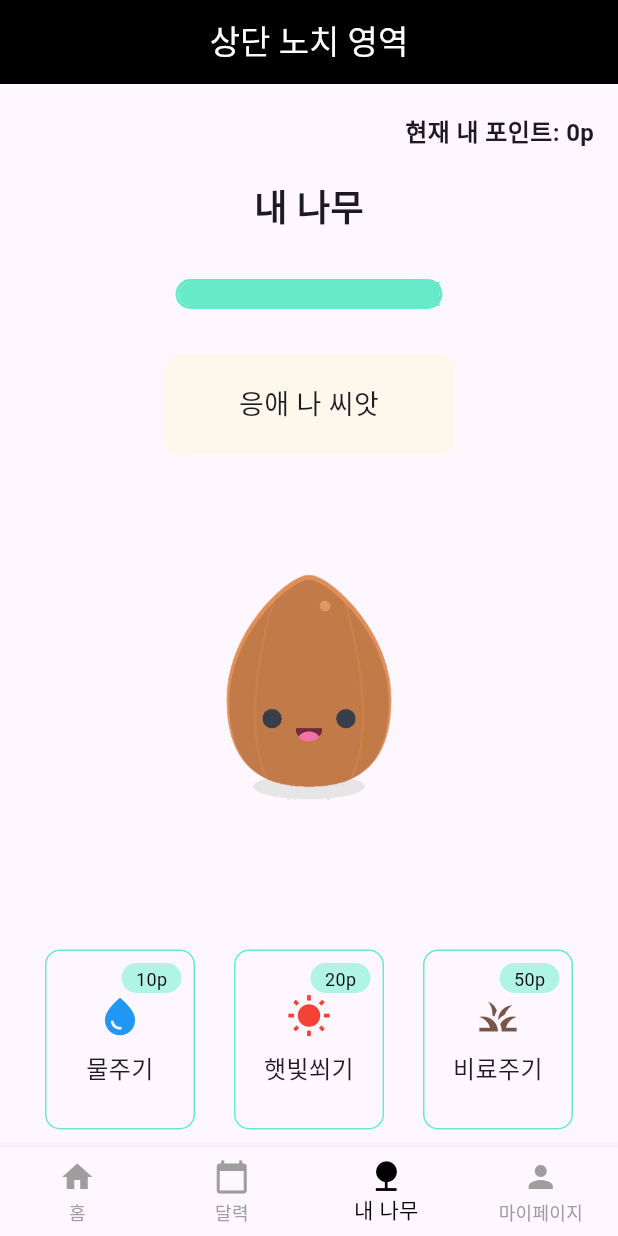
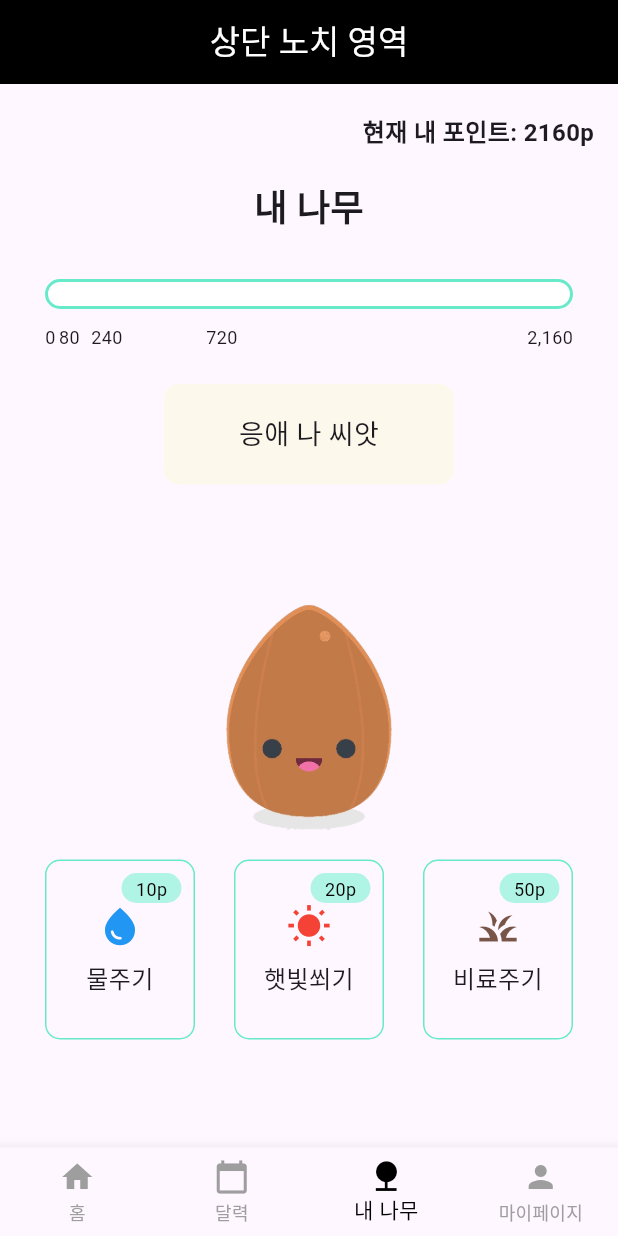
Before and after one commit to choimings/growing_tree, a Flutter app: the screen it shows after launch, on a phone screen of 412 x 824 dp. Run offline on Flutter 3.47's test engine with Material 3 defaults, Android fonts, the phone set to English and light mode, and no system bars.

Commit message:
state bar modify / point system add / level up logic

```diff
--- a/lib/tree_page.dart
+++ b/lib/tree_page.dart
@@ -1,6 +1,86 @@
 import 'package:flutter/material.dart';
 
-class TreePage extends StatelessWidget {
+class TreePage extends StatefulWidget {
+  @override
+  _TreePageState createState() => _TreePageState();
+}
+
+class _TreePageState extends State<TreePage> {
+  int points = 2160; // 초기 포인트
+  final int maxPoints = 2160; // 상태바의 최대 값
+  String treeState = "씨앗"; // 나무 상태
+  String message = "응애 나 씨앗"; // 상태 메시지
+  double progress = 0; // 상태바 게이지 (0.0 ~ 1.0)
+  final List<int> levelPoints = [80, 240, 720, 2160]; // 레벨업 기준점
+  int currentLevel = 0; // 현재 레벨 (0: 씨앗, 1: 새싹, 2: 나뭇가지, 3: 나무, 4: 꽃)
+
+  // 레벨업 모달 표시
+  void showLevelUpModal() {
+    showDialog(
+      context: context,
+      barrierDismissible: false, // 모달 외부 클릭 시 닫히지 않음
+      builder: (BuildContext context) {
+        return AlertDialog(
+          title: Text("레벨업"),
+          content: Text("레벨업하시겠습니까?"),
+          actions: [
+            ElevatedButton(
+              onPressed: () {
+                Navigator.pop(context);
+                levelUp();
+              },
+              child: Text("레벨업하기"),
+            ),
+          ],
+        );
+      },
+    );
+  }
+
+  // 레벨업 처리
+  void levelUp() {
+    setState(() {
+      if (currentLevel < levelPoints.length) {
+        currentLevel++; // 다음 레벨로 증가
+        switch (currentLevel) {
+          case 1:
+            treeState = "새싹";
+            message = "응애 나 새싹";
+            break;
+          case 2:
+            treeState = "나뭇가지";
+            message = "ㅎㅇ 난 나뭇가지";
+            break;
+          case 3:
+            treeState = "나무";
+            message = "후훗 난 나무";
+            break;
+          case 4:
+            treeState = "꽃";
+            message = "짜잔 난 꽃";
+            break;
+        }
+      }
+    });
+  }
+
+  // 포인트 사용 및 상태바 증가
+  void usePoints(int cost) {
+    if (points >= cost) {
+      setState(() {
+        points -= cost; // 포인트 차감
+        progress += cost / maxPoints; // 사용된 포인트 비율만큼 게이지 증가
+        if (progress > 1.0) progress = 1.0; // 상태바 최대값 제한
+
+        // 특정 지점에서만 레벨업 모달 표시
+        if (currentLevel < levelPoints.length &&
+            progress >= levelPoints[currentLevel] / maxPoints) {
+          showLevelUpModal();
+        }
+      });
+    }
+  }
+
   @override
   Widget build(BuildContext context) {
     return Scaffold(
@@ -11,57 +91,99 @@ class TreePage extends StatelessWidget {
       ),
       body: Column(
         children: [
-          SizedBox(height: 20), // 상단 여백
-          // 현재 내 포인트 텍스트
+          SizedBox(height: 20),
           Padding(
             padding: const EdgeInsets.symmetric(horizontal: 16.0),
             child: Align(
-              alignment: Alignment.centerRight, // 우측 상단에 배치
+              alignment: Alignment.centerRight,
               child: Text(
-                '현재 내 포인트: 0p',
+                '현재 내 포인트: ${points}p',
                 style: TextStyle(fontSize: 16, fontWeight: FontWeight.bold),
               ),
             ),
           ),
-          SizedBox(height: 20), // 간격 추가
+          SizedBox(height: 20),
           Text(
             '내 나무',
             style: TextStyle(fontSize: 24, fontWeight: FontWeight.bold),
           ),
-          SizedBox(height: 30), // 간격 추가
+          SizedBox(height: 30),
+          // 상태바
           // 상태바
           Padding(
             padding: const EdgeInsets.symmetric(horizontal: 30),
-            child: Container(
-              height: 20, // 상태바 전체 높이
+            child: Column(
+              crossAxisAlignment: CrossAxisAlignment.stretch,
+              children: [
+                // 상태바
+                Stack(
+                  children: [
+                    // 상태바 배경
+                    Container(
+                      height: 20,
                       decoration: BoxDecoration(
-                color: Colors.white, // 안 채워진 부분의 색상
+                        color: Colors.white,
                         border: Border.all(
-                  color: Color(0xFF67EACA), // 테두리 색상
-                  width: 2, // 테두리 두께
+                          color: Color(0xFF67EACA),
+                          width: 2,
                         ),
-                borderRadius: BorderRadius.circular(10), // 테두리 라운드 처리
+                        borderRadius: BorderRadius.circular(10),
                       ),
-              child: Stack(
-                children: [
-                  // 채운 부분
+                    ),
+                    // 채워진 부분
                     FractionallySizedBox(
-                    widthFactor: 0.5, // 상태바의 반 정도 채움 (50%)
+                      widthFactor: progress,
                       alignment: Alignment.centerLeft,
                       child: Container(
+                        height: 20,
                         decoration: BoxDecoration(
-                        color: Color(0xFF67EACA), // 채운 부분의 색상
+                          color: Color(0xFF67EACA),
                           borderRadius: BorderRadius.horizontal(
-                          left: Radius.circular(8), // 왼쪽 모서리 라운드 처리
+                            left: Radius.circular(8),
                           ),
                         ),
                       ),
                     ),
                   ],
                 ),
+                SizedBox(height: 10), // 상태바와 숫자 간격
+                // 상태바 아래 숫자
+                Container(
+                  height: 30, // 숫자 영역 높이
+                  child: Stack(
+                    children: [
+                      // 숫자 0
+                      Positioned(
+                        left: 0, // 상태바의 시작점
+                        child: Text("0", style: TextStyle(fontSize: 12)),
+                      ),
+                      // 숫자 80
+                      Positioned(
+                        left: MediaQuery.of(context).size.width * (80 / maxPoints)-6,
+                        child: Text("80", style: TextStyle(fontSize: 12)),
+                      ),
+                      // 숫자 240
+                      Positioned(
+                        left: MediaQuery.of(context).size.width * (240 / maxPoints)-15,
+                        child: Text("240", style: TextStyle(fontSize: 12)),
+                      ),
+                      // 숫자 720
+                      Positioned(
+                        left: MediaQuery.of(context).size.width * (720 / maxPoints)-30,
+                        child: Text("720", style: TextStyle(fontSize: 12)),
+                      ),
+                      // 숫자 2160
+                      Positioned(
+                        right: 0, // 상태바의 끝점
+                        child: Text("2,160", style: TextStyle(fontSize: 12)),
+                      ),
+                    ],
                   ),
                 ),
-          SizedBox(height: 30), // 간격 추가
+              ],
+            ),
+          ),
+          SizedBox(height: 10),
           // 텍스트 박스
           Container(
             padding: EdgeInsets.symmetric(vertical: 20, horizontal: 50),
@@ -70,17 +192,16 @@ class TreePage extends StatelessWidget {
               borderRadius: BorderRadius.circular(10),
             ),
             child: Text(
-              '응애 나 씨앗',
+              message,
               style: TextStyle(fontSize: 18),
             ),
           ),
           SizedBox(height: 80),
-          // 씨앗 이미지
+          // 나무 이미지
           Image.asset(
-            'assets/seed.png', // assets 폴더에 씨앗 이미지를 추가해야 합니다.
+            'assets/seed.png', // 상태에 따라 이미지 변경 가능
             height: 150,
           ),
-          SizedBox(height: 80), // 사진과 하단 버튼 사이의 간격을 10으로 설정
           // 하단 버튼들
           Padding(
             padding: const EdgeInsets.symmetric(horizontal: 30, vertical: 20),
@@ -92,30 +213,32 @@ class TreePage extends StatelessWidget {
                   points: '10p',
                   icon: Icons.water_drop,
                   iconColor: Colors.blue,
+                  onPressed: () => usePoints(10),
                 ),
                 ActionButton(
                   label: '햇빛쐬기',
                   points: '20p',
                   icon: Icons.wb_sunny,
                   iconColor: Colors.red,
+                  onPressed: () => usePoints(20),
                 ),
                 ActionButton(
                   label: '비료주기',
                   points: '50p',
                   icon: Icons.grass,
                   iconColor: Colors.brown,
+                  onPressed: () => usePoints(50),
                 ),
               ],
             ),
           ),
         ],
       ),
-      // 하단 메뉴
       bottomNavigationBar: BottomNavigationBar(
-        type: BottomNavigationBarType.fixed, // 모든 아이템 간 동일한 간격 유지
-        currentIndex: 2, // 현재 화면은 내 나무
-        selectedItemColor: Colors.black, // 선택된 아이콘과 텍스트 색상
-        unselectedItemColor: Colors.grey, // 선택되지 않은 아이콘과 텍스트 색상
+        type: BottomNavigationBarType.fixed,
+        currentIndex: 2,
+        selectedItemColor: Colors.black,
+        unselectedItemColor: Colors.grey,
         items: const [
           BottomNavigationBarItem(icon: Icon(Icons.home), label: '홈'),
           BottomNavigationBarItem(icon: Icon(Icons.calendar_today), label: '달력'),
@@ -132,6 +255,7 @@ class ActionButton extends StatelessWidget {
   final String points;
   final IconData icon;
   final Color iconColor;
+  final VoidCallback onPressed;
 
   const ActionButton({
     Key? key,
@@ -139,66 +263,57 @@ class ActionButton extends StatelessWidget {
     required this.points,
     required this.icon,
     required this.iconColor,
+    required this.onPressed,
   }) : super(key: key);
 
   @override
   Widget build(BuildContext context) {
-    return Container(
-      width: 100, // 고정된 너비
-      height: 120, // 고정된 높이
+    return GestureDetector(
+      onTap: onPressed,
+      child: Container(
+        width: 100,
+        height: 120,
         decoration: BoxDecoration(
-        border: Border.all(color: Color(0xFF67EACA)), // 테두리 색상
-        borderRadius: BorderRadius.circular(10), // 테두리 라운드
+          border: Border.all(color: Color(0xFF67EACA)),
+          borderRadius: BorderRadius.circular(10),
         ),
         child: Stack(
           children: [
-          // 카드 메인 콘텐츠
             Center(
               child: Column(
-              mainAxisAlignment: MainAxisAlignment.center, // 세로 중앙 정렬
-              crossAxisAlignment: CrossAxisAlignment.center, // 가로 중앙 정렬
+                mainAxisAlignment: MainAxisAlignment.center,
                 children: [
-                Icon(
-                  icon,
-                  size: 30,
-                  color: iconColor, // 아이콘 색상 설정
-                ),
-                SizedBox(height: 8), // 아이콘과 텍스트 간격
+                  Icon(icon, size: 30, color: iconColor),
+                  SizedBox(height: 8),
                   Text(
                     label,
-                  textAlign: TextAlign.center, // 텍스트 중앙 정렬
-                  style: TextStyle(
-                    fontSize: 16,
-                    fontWeight: FontWeight.w500,
+                    textAlign: TextAlign.center,
+                    style: TextStyle(fontSize: 16, fontWeight: FontWeight.w500),
+                  ),
+                ],
+              ),
+            ),
+            Positioned(
+              top: 8,
+              right: 8,
+              child: Container(
+                padding: EdgeInsets.symmetric(horizontal: 6, vertical: 2),
+                width: 40,
+                height: 20,
+                alignment: Alignment.center,
+                decoration: BoxDecoration(
+                  color: Color(0xFFB0F4E6),
+                  borderRadius: BorderRadius.circular(10),
+                ),
+                child: Text(
+                  points,
+                  style: TextStyle(fontSize: 12, color: Colors.black),
+                ),
               ),
             ),
           ],
         ),
       ),
-          // 우측 상단 라운드 박스
-          Positioned(
-            top: 8, // 위쪽 간격
-            right: 8, // 오른쪽 간격
-            child: Container(
-              padding: EdgeInsets.symmetric(horizontal: 6, vertical: 2), // 내부 여백 추가
-              width: 40, // 박스 너비
-              height: 20, // 박스 높이
-              alignment: Alignment.center, // 텍스트를 중앙에 배치
-              decoration: BoxDecoration(
-                color: Color(0xFFB0F4E6), // 배경 색상
-                borderRadius: BorderRadius.circular(10), // 라운드 처리
-              ),
-              child: Text(
-                points, // "10p" 텍스트
-                style: TextStyle(
-                  fontSize: 12,
-                  color: Colors.black,
-                ),
-              ),
-            ),
-          ),
-        ],
-      ),
     );
   }
 }
```
Lines whose indentation alone changed are shown as unchanged.
